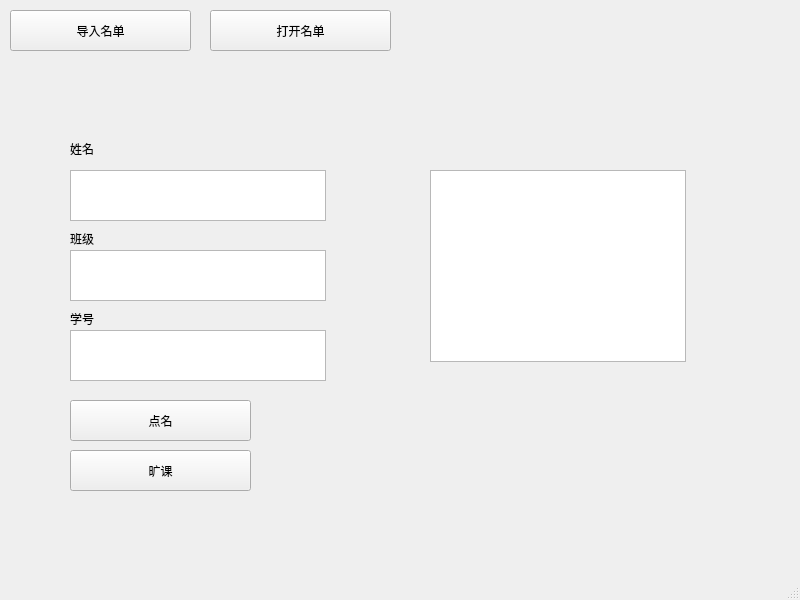
Above: main.ui from SanAntonioS/ClassRollCall_Python before the change. Below: the same form after it.
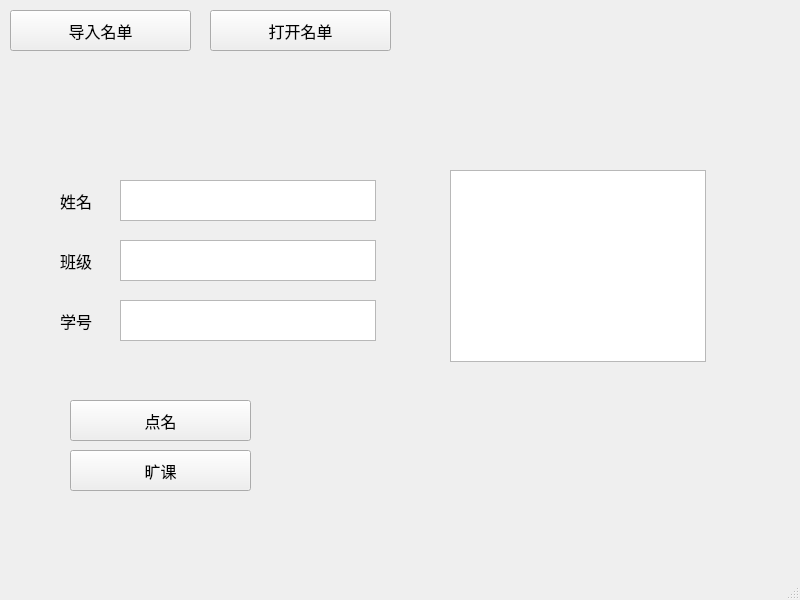
That is the form after the change.

Commit message: 修改了导出文件的名称、增加了点名显示数据

The edit to the form file:
```diff
--- a/main.ui
+++ b/main.ui
@@ -23,6 +23,12 @@
       <height>41</height>
      </rect>
     </property>
+    <property name="font">
+     <font>
+      <family>宋体</family>
+      <pointsize>12</pointsize>
+     </font>
+    </property>
     <property name="text">
      <string>导入名单</string>
     </property>
@@ -36,6 +42,12 @@
       <height>41</height>
      </rect>
     </property>
+    <property name="font">
+     <font>
+      <family>宋体</family>
+      <pointsize>12</pointsize>
+     </font>
+    </property>
     <property name="text">
      <string>点名</string>
     </property>
@@ -49,6 +61,12 @@
       <height>41</height>
      </rect>
     </property>
+    <property name="font">
+     <font>
+      <family>宋体</family>
+      <pointsize>12</pointsize>
+     </font>
+    </property>
     <property name="text">
      <string>旷课</string>
     </property>
@@ -62,6 +80,12 @@
       <height>41</height>
      </rect>
     </property>
+    <property name="font">
+     <font>
+      <family>宋体</family>
+      <pointsize>12</pointsize>
+     </font>
+    </property>
     <property name="text">
      <string>打开名单</string>
     </property>
@@ -69,42 +93,66 @@
    <widget class="QTextBrowser" name="name">
     <property name="geometry">
      <rect>
-      <x>70</x>
-      <y>170</y>
+      <x>120</x>
+      <y>180</y>
       <width>256</width>
-      <height>51</height>
+      <height>41</height>
      </rect>
     </property>
+    <property name="font">
+     <font>
+      <family>宋体</family>
+      <pointsize>12</pointsize>
+     </font>
+    </property>
    </widget>
    <widget class="QTextBrowser" name="class_2">
     <property name="geometry">
      <rect>
-      <x>70</x>
-      <y>250</y>
+      <x>120</x>
+      <y>240</y>
       <width>256</width>
-      <height>51</height>
+      <height>41</height>
      </rect>
     </property>
+    <property name="font">
+     <font>
+      <family>宋体</family>
+      <pointsize>12</pointsize>
+     </font>
+    </property>
    </widget>
    <widget class="QTextBrowser" name="id">
     <property name="geometry">
      <rect>
-      <x>70</x>
-      <y>330</y>
+      <x>120</x>
+      <y>300</y>
       <width>256</width>
-      <height>51</height>
+      <height>41</height>
      </rect>
     </property>
+    <property name="font">
+     <font>
+      <family>宋体</family>
+      <pointsize>12</pointsize>
+     </font>
+    </property>
    </widget>
    <widget class="QLabel" name="label">
     <property name="geometry">
      <rect>
-      <x>70</x>
-      <y>140</y>
-      <width>81</width>
-      <height>18</height>
+      <x>60</x>
+      <y>180</y>
+      <width>51</width>
+      <height>41</height>
      </rect>
     </property>
+    <property name="font">
+     <font>
+      <family>宋体</family>
+      <pointsize>12</pointsize>
+     </font>
+    </property>
     <property name="text">
      <string>姓名</string>
     </property>
@@ -112,12 +160,18 @@
    <widget class="QLabel" name="label_2">
     <property name="geometry">
      <rect>
-      <x>70</x>
-      <y>230</y>
-      <width>81</width>
-      <height>18</height>
+      <x>60</x>
+      <y>240</y>
+      <width>51</width>
+      <height>41</height>
      </rect>
     </property>
+    <property name="font">
+     <font>
+      <family>宋体</family>
+      <pointsize>12</pointsize>
+     </font>
+    </property>
     <property name="text">
      <string>班级</string>
     </property>
@@ -125,12 +179,18 @@
    <widget class="QLabel" name="label_3">
     <property name="geometry">
      <rect>
-      <x>70</x>
-      <y>310</y>
-      <width>81</width>
-      <height>18</height>
+      <x>60</x>
+      <y>300</y>
+      <width>51</width>
+      <height>41</height>
      </rect>
     </property>
+    <property name="font">
+     <font>
+      <family>宋体</family>
+      <pointsize>12</pointsize>
+     </font>
+    </property>
     <property name="text">
      <string>学号</string>
     </property>
@@ -138,12 +198,17 @@
    <widget class="QTableWidget" name="tableWidget">
     <property name="geometry">
      <rect>
-      <x>430</x>
+      <x>450</x>
       <y>170</y>
       <width>256</width>
       <height>192</height>
      </rect>
     </property>
+    <property name="font">
+     <font>
+      <family>宋体</family>
+     </font>
+    </property>
    </widget>
   </widget>
   <widget class="QMenuBar" name="menubar">
```
Left out of the diff: 6 changed lines with no effect on the pictures. The commit also changes 2 other files.
